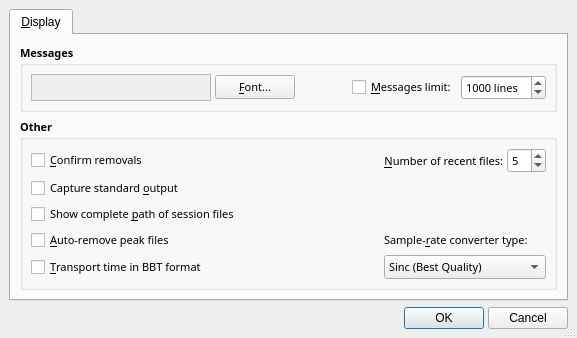
rncbc/qtractor, file src/qtractorOptionsForm.ui: the form before one commit.
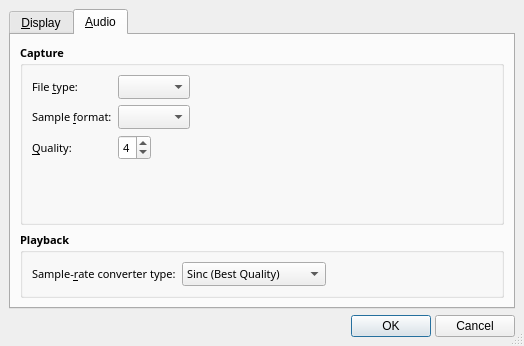
The form after the commit. The open tabs and pages were chosen to show the change. Icons and pictures are not drawn.

Commit message: Introducing the Audio tab on the global options dialog. Includes audio file capture (record) options and move in the resample type one. However these are non effective yet.

```diff
--- a/src/qtractorOptionsForm.ui
+++ b/src/qtractorOptionsForm.ui
@@ -26,8 +26,8 @@
    <rect>
     <x>0</x>
     <y>0</y>
-    <width>577</width>
-    <height>305</height>
+    <width>506</width>
+    <height>320</height>
    </rect>
   </property>
   <property name="sizePolicy" >
@@ -59,6 +59,9 @@
      <property name="acceptDrops" >
       <bool>false</bool>
      </property>
+     <property name="currentIndex" >
+      <number>0</number>
+     </property>
      <widget class="QWidget" name="DisplayTabPage" >
       <attribute name="title" >
        <string>&amp;Display</string>
@@ -270,39 +273,28 @@
          </property>
          <layout class="QGridLayout" >
           <property name="margin" >
-           <number>8</number>
+           <number>9</number>
           </property>
           <property name="spacing" >
-           <number>4</number>
+           <number>6</number>
           </property>
-          <item row="0" column="3" >
-           <widget class="QSpinBox" name="MaxRecentFilesSpinBox" >
-            <property name="font" >
-             <font>
-              <family>Sans Serif</family>
-              <pointsize>8</pointsize>
-              <weight>50</weight>
-              <italic>false</italic>
-              <bold>false</bold>
-              <underline>false</underline>
-              <strikeout>false</strikeout>
-             </font>
+          <item row="0" column="1" >
+           <spacer>
+            <property name="orientation" >
+             <enum>Qt::Horizontal</enum>
             </property>
-            <property name="toolTip" >
-             <string>The maximum number of recent files to keep in menu</string>
+            <property name="sizeType" >
+             <enum>QSizePolicy::Expanding</enum>
             </property>
-            <property name="maximum" >
-             <number>20</number>
+            <property name="sizeHint" >
+             <size>
+              <width>50</width>
+              <height>20</height>
+             </size>
             </property>
-            <property name="minimum" >
-             <number>0</number>
-            </property>
-            <property name="value" >
-             <number>5</number>
-            </property>
-           </widget>
+           </spacer>
           </item>
-          <item rowspan="2" row="1" column="2" >
+          <item rowspan="4" row="1" column="3" >
            <spacer>
             <property name="orientation" >
              <enum>Qt::Vertical</enum>
@@ -318,8 +310,8 @@
             </property>
            </spacer>
           </item>
-          <item row="0" column="0" >
-           <widget class="QCheckBox" name="ConfirmRemoveCheckBox" >
+          <item row="0" column="2" >
+           <widget class="QLabel" name="MaxRecentFilesTextLabel" >
             <property name="font" >
              <font>
               <family>Sans Serif</family>
@@ -331,43 +323,19 @@
               <strikeout>false</strikeout>
              </font>
             </property>
-            <property name="toolTip" >
-             <string>Whether to ask for confirmation on removal</string>
-            </property>
             <property name="text" >
-             <string>&amp;Confirm removals</string>
+             <string>&amp;Number of recent files:</string>
             </property>
-            <property name="shortcut" >
-             <string>Alt+C</string>
+            <property name="alignment" >
+             <set>Qt::AlignRight|Qt::AlignTrailing|Qt::AlignVCenter</set>
             </property>
-           </widget>
-          </item>
-          <item row="1" column="0" >
-           <widget class="QCheckBox" name="StdoutCaptureCheckBox" >
-            <property name="font" >
-             <font>
-              <family>Sans Serif</family>
-              <pointsize>8</pointsize>
-              <weight>50</weight>
-              <italic>false</italic>
-              <bold>false</bold>
-              <underline>false</underline>
-              <strikeout>false</strikeout>
-             </font>
+            <property name="buddy" >
+             <cstring>MaxRecentFilesSpinBox</cstring>
             </property>
-            <property name="toolTip" >
-             <string>Whether to capture standard output (stdout/stderr) into messages window</string>
-            </property>
-            <property name="text" >
-             <string>Capture standard &amp;output</string>
-            </property>
-            <property name="shortcut" >
-             <string>Alt+O</string>
-            </property>
            </widget>
           </item>
-          <item row="3" column="0" >
-           <widget class="QCheckBox" name="PeakAutoRemoveCheckBox" >
+          <item row="2" column="0" >
+           <widget class="QCheckBox" name="CompletePathCheckBox" >
             <property name="font" >
              <font>
               <family>Sans Serif</family>
@@ -380,13 +348,13 @@
              </font>
             </property>
             <property name="toolTip" >
-             <string>Whether to remove audio peak files on session close</string>
+             <string>Whether to show the complete directory path of loaded session files</string>
             </property>
             <property name="text" >
-             <string>&amp;Auto-remove peak files</string>
+             <string>Show complete &amp;path of session files</string>
             </property>
             <property name="shortcut" >
-             <string>Alt+A</string>
+             <string>Alt+P</string>
             </property>
            </widget>
           </item>
@@ -414,7 +382,361 @@
             </property>
            </widget>
           </item>
-          <item row="3" column="2" colspan="2" >
+          <item row="3" column="0" >
+           <widget class="QCheckBox" name="PeakAutoRemoveCheckBox" >
+            <property name="font" >
+             <font>
+              <family>Sans Serif</family>
+              <pointsize>8</pointsize>
+              <weight>50</weight>
+              <italic>false</italic>
+              <bold>false</bold>
+              <underline>false</underline>
+              <strikeout>false</strikeout>
+             </font>
+            </property>
+            <property name="toolTip" >
+             <string>Whether to remove audio peak files on session close</string>
+            </property>
+            <property name="text" >
+             <string>&amp;Auto-remove peak files</string>
+            </property>
+            <property name="shortcut" >
+             <string>Alt+A</string>
+            </property>
+           </widget>
+          </item>
+          <item row="1" column="0" >
+           <widget class="QCheckBox" name="StdoutCaptureCheckBox" >
+            <property name="font" >
+             <font>
+              <family>Sans Serif</family>
+              <pointsize>8</pointsize>
+              <weight>50</weight>
+              <italic>false</italic>
+              <bold>false</bold>
+              <underline>false</underline>
+              <strikeout>false</strikeout>
+             </font>
+            </property>
+            <property name="toolTip" >
+             <string>Whether to capture standard output (stdout/stderr) into messages window</string>
+            </property>
+            <property name="text" >
+             <string>Capture standard &amp;output</string>
+            </property>
+            <property name="shortcut" >
+             <string>Alt+O</string>
+            </property>
+           </widget>
+          </item>
+          <item row="0" column="0" >
+           <widget class="QCheckBox" name="ConfirmRemoveCheckBox" >
+            <property name="font" >
+             <font>
+              <family>Sans Serif</family>
+              <pointsize>8</pointsize>
+              <weight>50</weight>
+              <italic>false</italic>
+              <bold>false</bold>
+              <underline>false</underline>
+              <strikeout>false</strikeout>
+             </font>
+            </property>
+            <property name="toolTip" >
+             <string>Whether to ask for confirmation on removal</string>
+            </property>
+            <property name="text" >
+             <string>&amp;Confirm removals</string>
+            </property>
+            <property name="shortcut" >
+             <string>Alt+C</string>
+            </property>
+           </widget>
+          </item>
+          <item row="0" column="3" >
+           <widget class="QSpinBox" name="MaxRecentFilesSpinBox" >
+            <property name="font" >
+             <font>
+              <family>Sans Serif</family>
+              <pointsize>8</pointsize>
+              <weight>50</weight>
+              <italic>false</italic>
+              <bold>false</bold>
+              <underline>false</underline>
+              <strikeout>false</strikeout>
+             </font>
+            </property>
+            <property name="toolTip" >
+             <string>The maximum number of recent files to keep in menu</string>
+            </property>
+            <property name="maximum" >
+             <number>20</number>
+            </property>
+            <property name="minimum" >
+             <number>0</number>
+            </property>
+            <property name="value" >
+             <number>5</number>
+            </property>
+           </widget>
+          </item>
+         </layout>
+        </widget>
+       </item>
+      </layout>
+     </widget>
+     <widget class="QWidget" name="AudioTabPage" >
+      <attribute name="title" >
+       <string>&amp;Audio</string>
+      </attribute>
+      <layout class="QVBoxLayout" >
+       <property name="margin" >
+        <number>9</number>
+       </property>
+       <property name="spacing" >
+        <number>6</number>
+       </property>
+       <item>
+        <widget class="QGroupBox" name="CaptureGroupBox" >
+         <property name="font" >
+          <font>
+           <family>Sans Serif</family>
+           <pointsize>8</pointsize>
+           <weight>75</weight>
+           <italic>false</italic>
+           <bold>true</bold>
+           <underline>false</underline>
+           <strikeout>false</strikeout>
+          </font>
+         </property>
+         <property name="title" >
+          <string>Capture</string>
+         </property>
+         <property name="flat" >
+          <bool>true</bool>
+         </property>
+         <layout class="QGridLayout" >
+          <property name="margin" >
+           <number>9</number>
+          </property>
+          <property name="spacing" >
+           <number>6</number>
+          </property>
+          <item row="2" column="1" >
+           <widget class="QSpinBox" name="CaptureQualitySpinBox" >
+            <property name="font" >
+             <font>
+              <family>Sans Serif</family>
+              <pointsize>8</pointsize>
+              <weight>50</weight>
+              <italic>false</italic>
+              <bold>false</bold>
+              <underline>false</underline>
+              <strikeout>false</strikeout>
+             </font>
+            </property>
+            <property name="suffix" >
+             <string/>
+            </property>
+            <property name="maximum" >
+             <number>9</number>
+            </property>
+            <property name="minimum" >
+             <number>1</number>
+            </property>
+            <property name="singleStep" >
+             <number>1</number>
+            </property>
+            <property name="value" >
+             <number>4</number>
+            </property>
+           </widget>
+          </item>
+          <item row="1" column="1" colspan="2" >
+           <widget class="QComboBox" name="CaptureFormatComboBox" >
+            <property name="sizePolicy" >
+             <sizepolicy>
+              <hsizetype>7</hsizetype>
+              <vsizetype>0</vsizetype>
+              <horstretch>0</horstretch>
+              <verstretch>0</verstretch>
+             </sizepolicy>
+            </property>
+            <property name="font" >
+             <font>
+              <family>Sans Serif</family>
+              <pointsize>8</pointsize>
+              <weight>50</weight>
+              <italic>false</italic>
+              <bold>false</bold>
+              <underline>false</underline>
+              <strikeout>false</strikeout>
+             </font>
+            </property>
+            <property name="toolTip" >
+             <string>Audio sample format to use on capture (record)</string>
+            </property>
+           </widget>
+          </item>
+          <item row="0" column="1" colspan="2" >
+           <widget class="QComboBox" name="CaptureTypeComboBox" >
+            <property name="sizePolicy" >
+             <sizepolicy>
+              <hsizetype>7</hsizetype>
+              <vsizetype>0</vsizetype>
+              <horstretch>0</horstretch>
+              <verstretch>0</verstretch>
+             </sizepolicy>
+            </property>
+            <property name="font" >
+             <font>
+              <family>Sans Serif</family>
+              <pointsize>8</pointsize>
+              <weight>50</weight>
+              <italic>false</italic>
+              <bold>false</bold>
+              <underline>false</underline>
+              <strikeout>false</strikeout>
+             </font>
+            </property>
+            <property name="toolTip" >
+             <string>Audio file type to use on capture (record)</string>
+            </property>
+           </widget>
+          </item>
+          <item row="0" column="3" >
+           <spacer>
+            <property name="orientation" >
+             <enum>Qt::Horizontal</enum>
+            </property>
+            <property name="sizeHint" >
+             <size>
+              <width>61</width>
+              <height>20</height>
+             </size>
+            </property>
+           </spacer>
+          </item>
+          <item row="0" column="0" >
+           <widget class="QLabel" name="CaptureTypeTextLabel" >
+            <property name="font" >
+             <font>
+              <family>Sans Serif</family>
+              <pointsize>8</pointsize>
+              <weight>50</weight>
+              <italic>false</italic>
+              <bold>false</bold>
+              <underline>false</underline>
+              <strikeout>false</strikeout>
+             </font>
+            </property>
+            <property name="text" >
+             <string>File &amp;type:</string>
+            </property>
+            <property name="buddy" >
+             <cstring>CaptureTypeComboBox</cstring>
+            </property>
+           </widget>
+          </item>
+          <item row="1" column="0" >
+           <widget class="QLabel" name="CaptureFormatTextLabel" >
+            <property name="font" >
+             <font>
+              <family>Sans Serif</family>
+              <pointsize>8</pointsize>
+              <weight>50</weight>
+              <italic>false</italic>
+              <bold>false</bold>
+              <underline>false</underline>
+              <strikeout>false</strikeout>
+             </font>
+            </property>
+            <property name="text" >
+             <string>Sample &amp;format:</string>
+            </property>
+            <property name="buddy" >
+             <cstring>CaptureFormatComboBox</cstring>
+            </property>
+           </widget>
+          </item>
+          <item row="2" column="0" >
+           <widget class="QLabel" name="CaptureQualityTextLabel" >
+            <property name="font" >
+             <font>
+              <family>Sans Serif</family>
+              <pointsize>8</pointsize>
+              <weight>50</weight>
+              <italic>false</italic>
+              <bold>false</bold>
+              <underline>false</underline>
+              <strikeout>false</strikeout>
+             </font>
+            </property>
+            <property name="text" >
+             <string>&amp;Quality:</string>
+            </property>
+            <property name="buddy" >
+             <cstring>CaptureFormatComboBox</cstring>
+            </property>
+           </widget>
+          </item>
+          <item row="2" column="2" colspan="2" >
+           <spacer>
+            <property name="orientation" >
+             <enum>Qt::Horizontal</enum>
+            </property>
+            <property name="sizeHint" >
+             <size>
+              <width>361</width>
+              <height>20</height>
+             </size>
+            </property>
+           </spacer>
+          </item>
+          <item row="3" column="1" >
+           <spacer>
+            <property name="orientation" >
+             <enum>Qt::Vertical</enum>
+            </property>
+            <property name="sizeHint" >
+             <size>
+              <width>20</width>
+              <height>40</height>
+             </size>
+            </property>
+           </spacer>
+          </item>
+         </layout>
+        </widget>
+       </item>
+       <item>
+        <widget class="QGroupBox" name="PlaybackGroupBox" >
+         <property name="font" >
+          <font>
+           <family>Sans Serif</family>
+           <pointsize>8</pointsize>
+           <weight>75</weight>
+           <italic>false</italic>
+           <bold>true</bold>
+           <underline>false</underline>
+           <strikeout>false</strikeout>
+          </font>
+         </property>
+         <property name="title" >
+          <string>Playback</string>
+         </property>
+         <property name="flat" >
+          <bool>true</bool>
+         </property>
+         <layout class="QGridLayout" >
+          <property name="margin" >
+           <number>9</number>
+          </property>
+          <property name="spacing" >
+           <number>6</number>
+          </property>
+          <item row="0" column="0" >
            <widget class="QLabel" name="ResampleTypeTextLabel" >
             <property name="font" >
              <font>
@@ -435,7 +757,20 @@
             </property>
            </widget>
           </item>
-          <item row="4" column="2" colspan="2" >
+          <item row="0" column="2" >
+           <spacer>
+            <property name="orientation" >
+             <enum>Qt::Horizontal</enum>
+            </property>
+            <property name="sizeHint" >
+             <size>
+              <width>181</width>
+              <height>20</height>
+             </size>
+            </property>
+           </spacer>
+          </item>
+          <item row="0" column="1" >
            <widget class="QComboBox" name="ResampleTypeComboBox" >
             <property name="font" >
              <font>
@@ -478,70 +813,6 @@
             </item>
            </widget>
           </item>
-          <item row="2" column="1" >
-           <spacer>
-            <property name="orientation" >
-             <enum>Qt::Horizontal</enum>
-            </property>
-            <property name="sizeType" >
-             <enum>QSizePolicy::Expanding</enum>
-            </property>
-            <property name="sizeHint" >
-             <size>
-              <width>50</width>
-              <height>20</height>
-             </size>
-            </property>
-           </spacer>
-          </item>
-          <item row="2" column="0" >
-           <widget class="QCheckBox" name="CompletePathCheckBox" >
-            <property name="font" >
-             <font>
-              <family>Sans Serif</family>
-              <pointsize>8</pointsize>
-              <weight>50</weight>
-              <italic>false</italic>
-              <bold>false</bold>
-              <underline>false</underline>
-              <strikeout>false</strikeout>
-             </font>
-            </property>
-            <property name="toolTip" >
-             <string>Whether to show the complete directory path of loaded session files</string>
-            </property>
-            <property name="text" >
-             <string>Show complete &amp;path of session files</string>
-            </property>
-            <property name="shortcut" >
-             <string>Alt+P</string>
-            </property>
-           </widget>
-          </item>
-          <item row="0" column="2" >
-           <widget class="QLabel" name="MaxRecentFilesTextLabel" >
-            <property name="font" >
-             <font>
-              <family>Sans Serif</family>
-              <pointsize>8</pointsize>
-              <weight>50</weight>
-              <italic>false</italic>
-              <bold>false</bold>
-              <underline>false</underline>
-              <strikeout>false</strikeout>
-             </font>
-            </property>
-            <property name="text" >
-             <string>&amp;Number of recent files:</string>
-            </property>
-            <property name="alignment" >
-             <set>Qt::AlignRight|Qt::AlignTrailing|Qt::AlignVCenter</set>
-            </property>
-            <property name="buddy" >
-             <cstring>MaxRecentFilesSpinBox</cstring>
-            </property>
-           </widget>
-          </item>
          </layout>
         </widget>
        </item>
```
Left out of the diff: 3 changed lines with no effect on the pictures. The commit also changes 8 other files.
